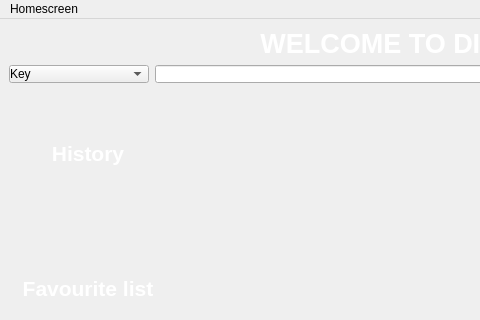
Above: mainwindow.ui from OHonSam/CS163_Group2_Dictionary before the change; both pictures show x 0 to 480 and y 0 to 320 of the 1025 by 655 pixel window. Below: the same form after it.
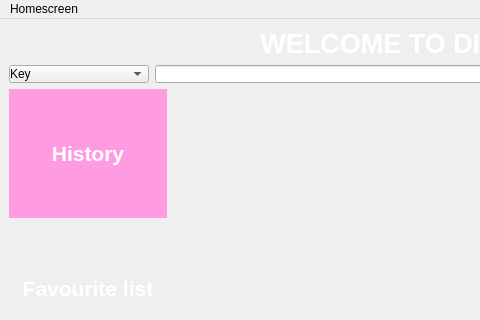
That is the form after the change. Icons and pictures are not drawn.

What changed in the file:
```diff
--- a/mainwindow.ui
+++ b/mainwindow.ui
@@ -140,6 +140,9 @@
        <layout class="QVBoxLayout" name="verticalLayout">
         <item>
          <widget class="QLabel" name="label_10">
+          <property name="styleSheet">
+           <string notr="true">background-color: rgb(255, 156, 225);</string>
+          </property>
           <property name="text">
            <string>&lt;html&gt;&lt;head/&gt;&lt;body&gt;&lt;p align=&quot;center&quot;&gt;&lt;span style=&quot; font-size:16pt; font-weight:700; color:#ffffff;&quot;&gt;History&lt;/span&gt;&lt;/p&gt;&lt;/body&gt;&lt;/html&gt;</string>
           </property>
```
Left out of the diff: 2 changed lines with no effect on the pictures.
